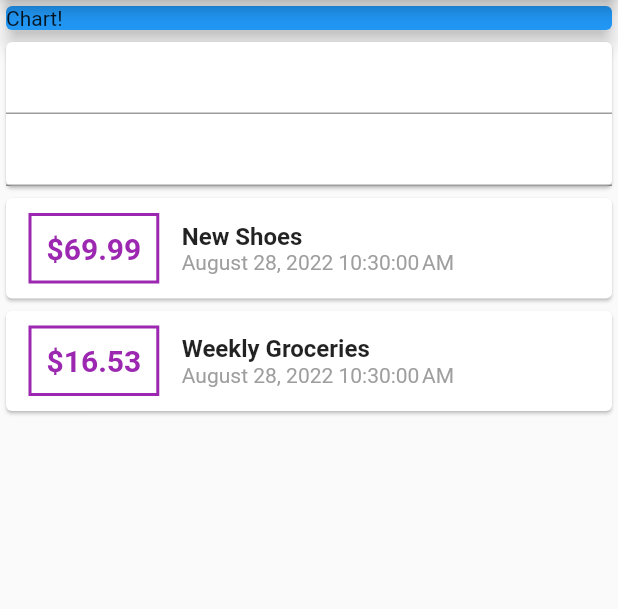
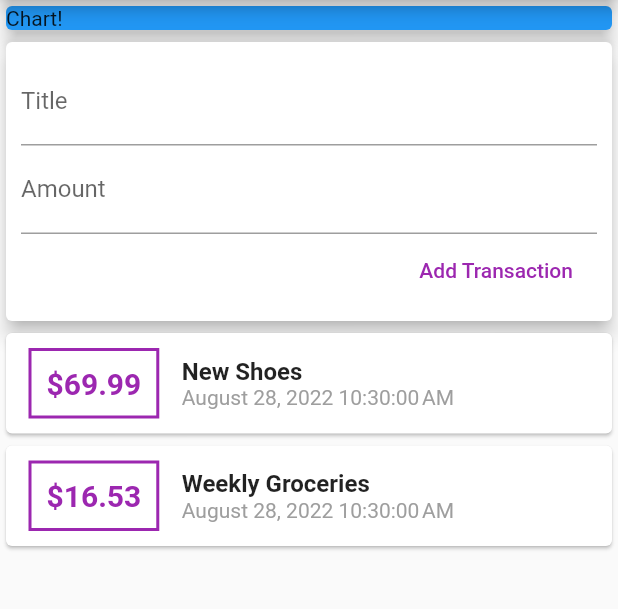
Before and after one commit to abdullah-bd/my_expense_app, a Flutter app: the screen it shows after launch, on a phone screen of 412 x 824 dp, the part 84-693 px from its top. Run offline on Flutter 3.47's test engine with Material 2 defaults, Android fonts, the phone set to English and light mode, and no system bars.

Commit message:
85 ends here. Adding user input.

```diff
--- a/lib/main.dart
+++ b/lib/main.dart
@@ -58,11 +58,23 @@ class MyHomePage extends StatelessWidget {
             ),
           ),
           Card(
-            child: Column(
-              children: [
-                TextField(),
-                TextField(),
-              ],
+            elevation: 5,
+            child: Container(
+              padding: EdgeInsets.all(10),
+              child: Column(
+                crossAxisAlignment: CrossAxisAlignment.end,
+                children: [
+                  TextField(decoration: InputDecoration(labelText: 'Title'),),
+                  TextField(decoration: InputDecoration(labelText: 'Amount'),),
+                  FlatButton(
+                    child: Text('Add Transaction'),
+                    textColor: Colors.purple,
+                    onPressed: () {
+
+                    },
+                  ),
+                ],
+              ),
             ),
           ),
           Column(
```
